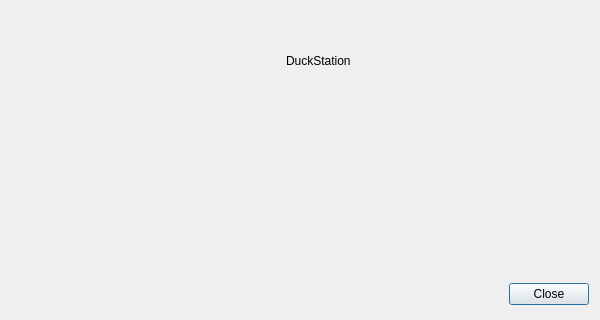
Above: src/duckstation-qt/aboutdialog.ui from stenzek/duckstation before the change. Below: the same form after it.
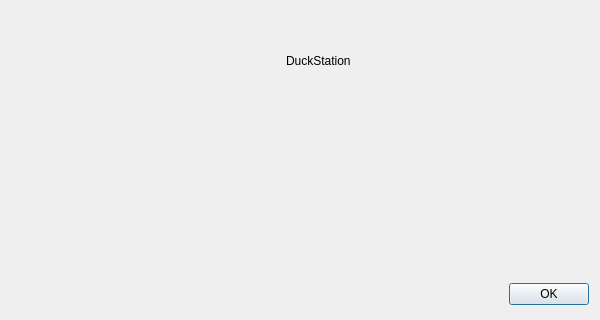
That is the form after the change.

Patch:
```diff
--- a/src/duckstation-qt/aboutdialog.ui
+++ b/src/duckstation-qt/aboutdialog.ui
@@ -79,7 +79,7 @@
    <item row="1" column="0" colspan="2">
     <widget class="QDialogButtonBox" name="buttonBox">
      <property name="standardButtons">
-      <set>QDialogButtonBox::StandardButton::Close</set>
+      <set>QDialogButtonBox::StandardButton::Ok</set>
      </property>
     </widget>
    </item>
```
